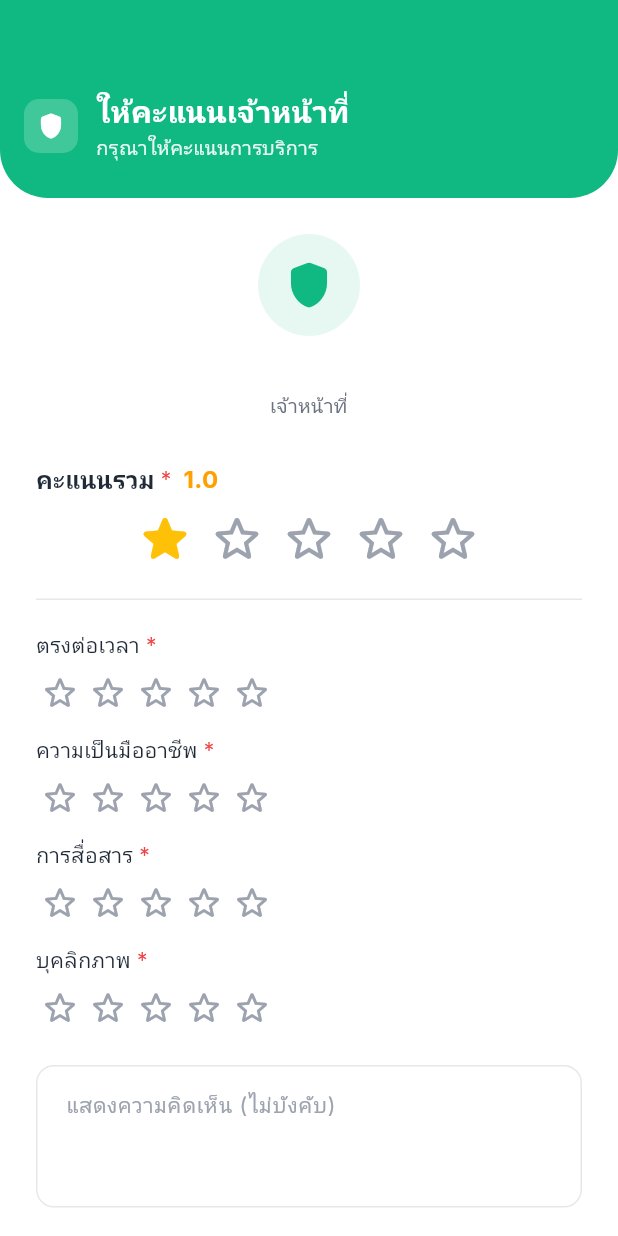
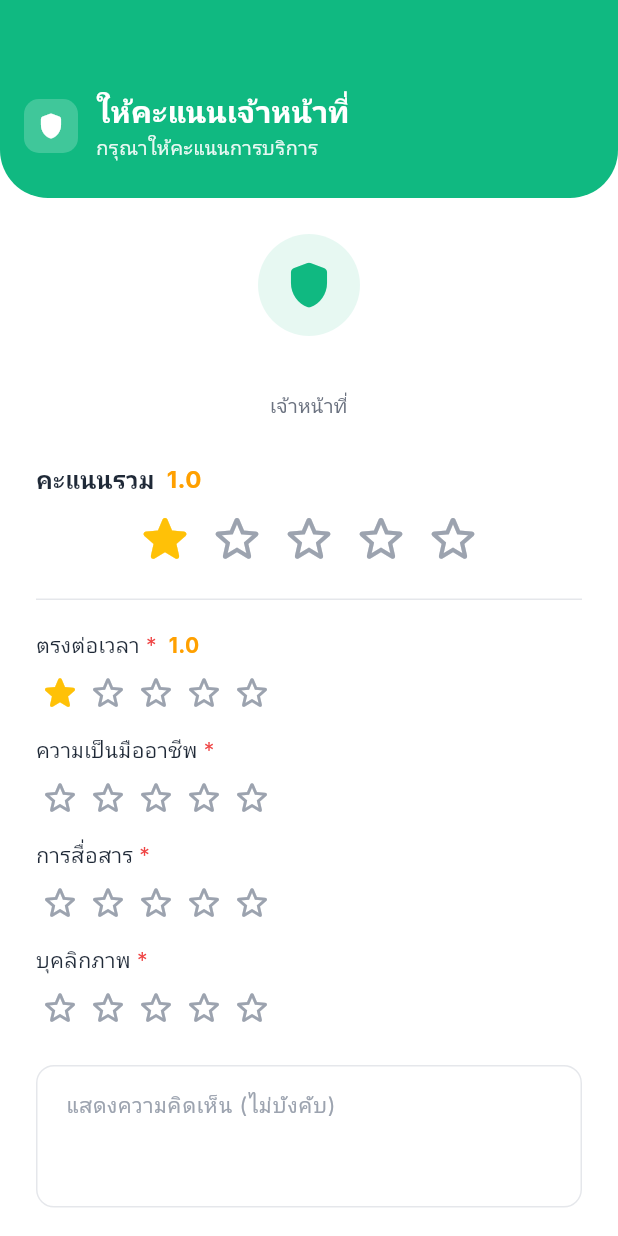
Before and after one commit to WeiWutichai/guard-dispatch, a Flutter app: the ReviewRatingScreen screen opened directly with empty values, after a tap on the "star outline" icon, on a phone screen of 412 x 824 dp. Run offline on Flutter 3.47's test engine with Material 3 defaults, Android fonts, the phone set to English and light mode, and no system bars; our stand-ins replace cached_network_image, dio, flutter_map, flutter_secure_storage, geolocator, google_fonts and 3 more; accounts and stored records are empty.

Commit message:
fix: overall rating read-only, auto-calculated from sub-categories
Overall rating stars are now display-only (non-interactive) and
auto-computed as the average of punctuality, professionalism,
communication, and appearance ratings (1 decimal precision).
Supports half-star display for fractional averages.

Co-Authored-By: Claude Opus 4.6 (1M context) <noreply@anthropic.com>

```diff
--- a/frontend/mobile/lib/screens/hirer/review_rating_screen.dart
+++ b/frontend/mobile/lib/screens/hirer/review_rating_screen.dart
@@ -36,14 +36,17 @@ class _ReviewRatingScreenState extends State<ReviewRatingScreen> {
   void _updateCategoryAndRecalc(void Function() update) {
     setState(() {
       update();
-      // Auto-compute overall as average of filled categories
+      // Auto-compute overall as average of filled categories (1 decimal)
       final filled = <double>[];
       if (_punctuality > 0) filled.add(_punctuality);
       if (_professionalism > 0) filled.add(_professionalism);
       if (_communication > 0) filled.add(_communication);
       if (_appearance > 0) filled.add(_appearance);
       if (filled.isNotEmpty) {
-        _overallRating = (filled.reduce((a, b) => a + b) / filled.length).roundToDouble();
+        final avg = filled.reduce((a, b) => a + b) / filled.length;
+        _overallRating = (avg * 10).roundToDouble() / 10; // e.g. 3.75 → 3.8
+      } else {
+        _overallRating = 0;
       }
     });
   }
@@ -258,13 +261,10 @@ class _ReviewRatingScreenState extends State<ReviewRatingScreen> {
 
                   const SizedBox(height: 28),
 
-                  // Overall rating (required) — auto-calculated from categories
-                  _buildRatingSection(
+                  // Overall rating — auto-calculated, read-only
+                  _buildRatingDisplay(
                     strings.overallRating,
                     _overallRating,
-                    (val) => setState(() => _overallRating = val),
-                    isLarge: true,
-                    isRequired: true,
                   ),
 
                   const SizedBox(height: 20),
@@ -381,6 +381,61 @@ class _ReviewRatingScreenState extends State<ReviewRatingScreen> {
     );
   }
 
+  Widget _buildRatingDisplay(String label, double rating) {
+    return Column(
+      crossAxisAlignment: CrossAxisAlignment.start,
+      children: [
+        Row(
+          children: [
+            Text(
+              label,
+              style: GoogleFonts.inter(
+                fontSize: 16,
+                fontWeight: FontWeight.w600,
+                color: AppColors.textPrimary,
+              ),
+            ),
+            if (rating > 0) ...[
+              const SizedBox(width: 8),
+              Text(
+                rating.toStringAsFixed(1),
+                style: GoogleFonts.inter(
+                  fontSize: 16,
+                  fontWeight: FontWeight.w700,
+                  color: Colors.amber.shade700,
+                ),
+              ),
+            ],
+          ],
+        ),
+        const SizedBox(height: 8),
+        Row(
+          mainAxisAlignment: MainAxisAlignment.center,
+          children: List.generate(5, (index) {
+            // Support half-star display for fractional averages
+            final fillLevel = rating - index;
+            IconData icon;
+            if (fillLevel >= 1) {
+              icon = Icons.star_rounded;
+            } else if (fillLevel >= 0.3) {
+              icon = Icons.star_half_rounded;
+            } else {
+              icon = Icons.star_outline_rounded;
+            }
+            return Padding(
+              padding: const EdgeInsets.symmetric(horizontal: 4.0),
+              child: Icon(
+                icon,
+                size: 40,
+                color: fillLevel > 0 ? Colors.amber : AppColors.disabled,
+              ),
+            );
+          }),
+        ),
+      ],
+    );
+  }
+
   Widget _buildRatingSection(
     String label,
     double currentRating,
```
